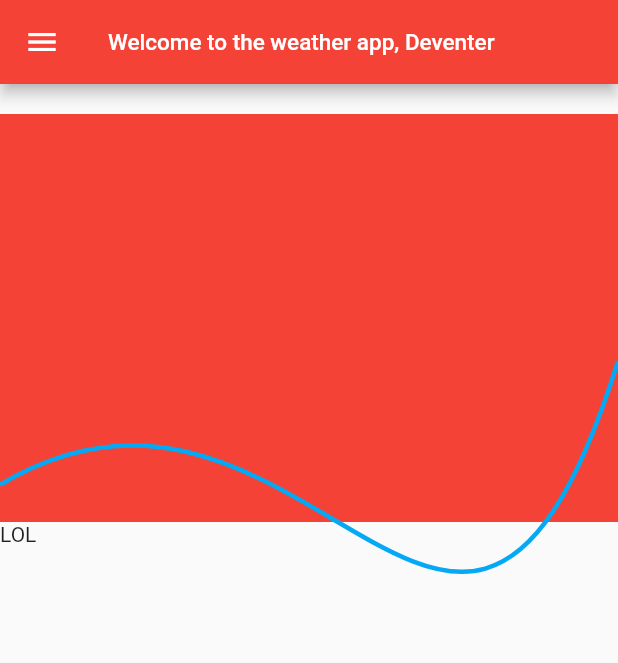
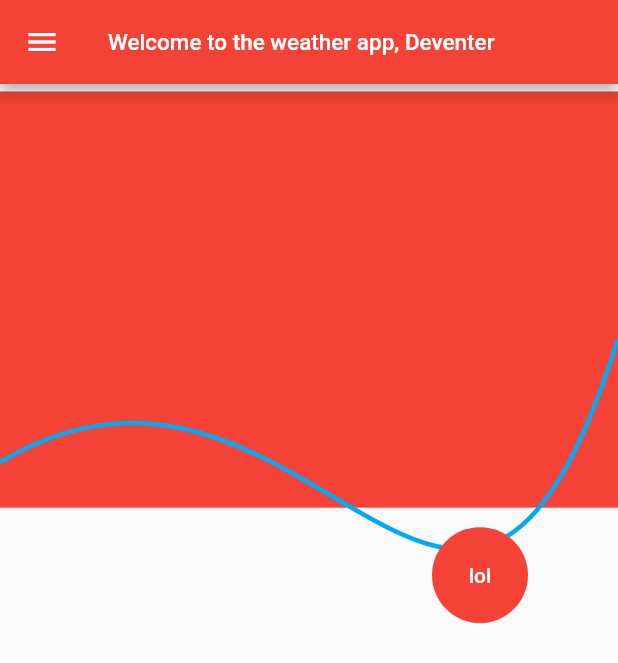
Before and after one commit to neondyis/local_weather, a Flutter app: the screen it shows after launch, on a phone screen of 412 x 824 dp. Shown: the top 663 px of the screen. Run offline on Flutter 3.47's test engine with Material 2 defaults, Android fonts, the phone set to English and light mode, and no system bars; our stand-ins replace weather.

Commit message:
added button to line

```diff
--- a/lib/home/home_page.dart
+++ b/lib/home/home_page.dart
@@ -70,7 +70,7 @@ class _WeatherHomePageState extends State<WeatherHomePage> {
           ),
         ),
         body: Padding(
-            padding: const EdgeInsets.only(top: 20.0),
+            padding: const EdgeInsets.only(top: 5.0),
             child: Row(
               crossAxisAlignment: CrossAxisAlignment.stretch,
               children: [
@@ -93,7 +93,28 @@ class _WeatherHomePageState extends State<WeatherHomePage> {
                         flex: 7,
                         child: Container(
                             width: MediaQuery.of(context).size.width,
-                            child: Text('LOL')),
+                            child: Column(
+                              children: [
+                                Row(
+                                  crossAxisAlignment: CrossAxisAlignment.end,
+                                  mainAxisAlignment: MainAxisAlignment.end,
+                                  children: [
+                                    Container(
+                                      margin: new EdgeInsets.symmetric(
+                                          horizontal: 60.0, vertical: 13.0),
+                                      child: TextButton(
+                                          onPressed: () => {},
+                                          style: ElevatedButton.styleFrom(
+                                              primary: Colors.red,
+                                              onPrimary: Colors.white,
+                                              shape: CircleBorder(),
+                                              padding: EdgeInsets.all(24)),
+                                          child: Text('lol')),
+                                    ),
+                                  ],
+                                ),
+                              ],
+                            )),
                       ),
                     ],
                   ),
```
